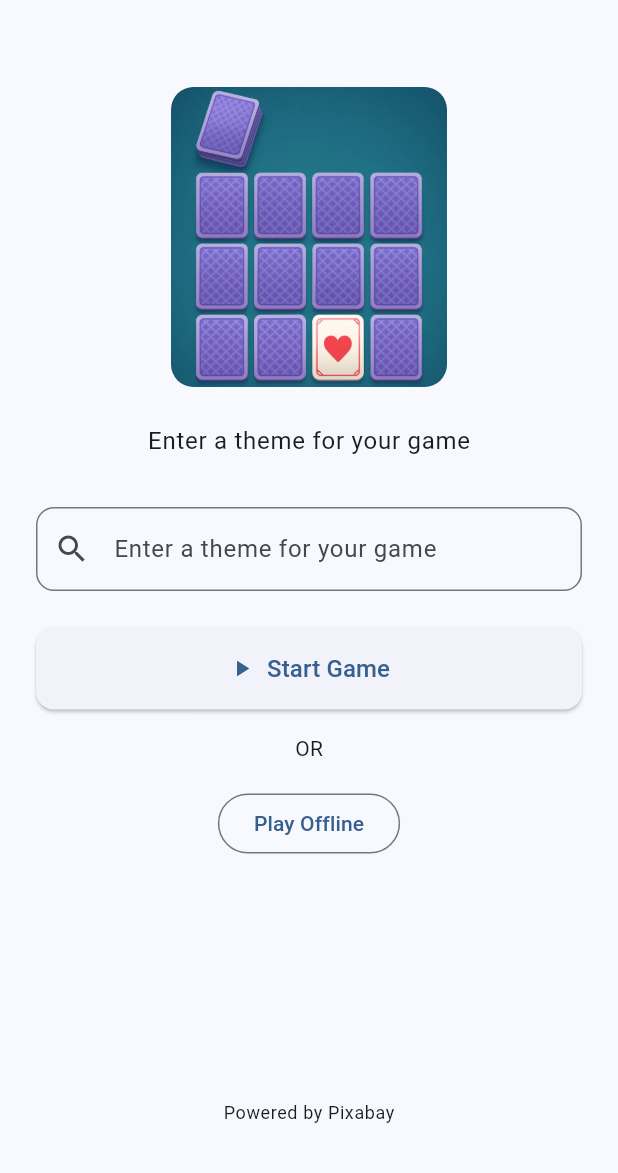
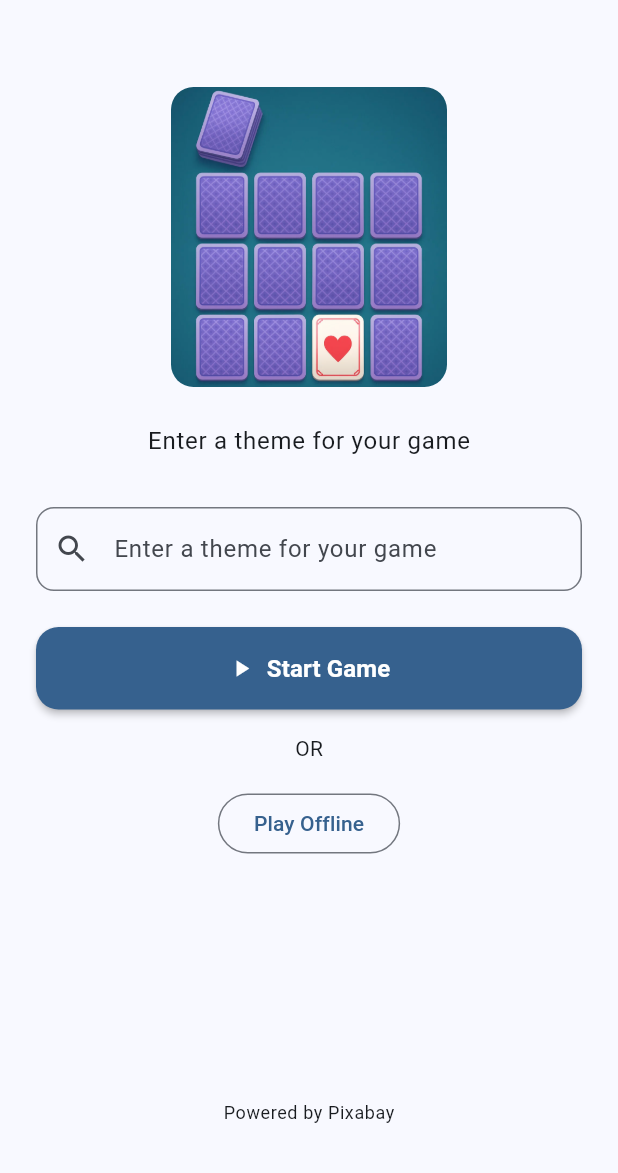
Before and after one commit to ilya-k-inno/card_flipper_ai, a Flutter app: the screen it shows after launch, on a phone screen of 412 x 824 dp, the part 63-1236 px from its top. Run offline on Flutter 3.47's test engine with Material 3 defaults, Android fonts, the phone set to English and light mode, and no system bars; our stand-ins replace connectivity_plus, dartz, equatable, flutter_bloc, get_it, shared_preferences.

Commit message:
main/ change add isActive to primary_button.dart

```diff
--- a/lib/src/features/game/presentation/pages/prompt_screen.dart
+++ b/lib/src/features/game/presentation/pages/prompt_screen.dart
@@ -108,18 +108,15 @@ class _PromptScreenState extends State<PromptScreen> {
                       height: 200,
                     ),
                   ),
-                  // const Icon(
-                  //   Icons.photo_library_outlined,
-                  //   size: 100,
-                  //   color: Colors.blue,
-                  // ),
                   const SizedBox(height: 24),
                   Text(
                     AppLocalizations.of(context)!.enterTheme,
                     style: Theme.of(context).textTheme.bodyLarge,
                   ),
                   const SizedBox(height: 32),
-                  TextFormField(
+                  IgnorePointer(
+                    ignoring: _isOffline,
+                    child: TextFormField(
                       controller: _searchController,
                       decoration: InputDecoration(
                         labelText: AppLocalizations.of(context)!.enterTheme,
@@ -132,6 +129,7 @@ class _PromptScreenState extends State<PromptScreen> {
                         return null;
                       },
                     ),
+                  ),
                   const SizedBox(height: 24),
                   BlocBuilder<PromptCubit, PromptState>(
                     builder: (context, state) {
@@ -140,6 +138,7 @@ class _PromptScreenState extends State<PromptScreen> {
                         label: AppLocalizations.of(context)!.startGame,
                         icon: Icons.play_arrow,
                         isLoading: state is PromptLoading,
+                        isActive: !_isOffline,
                       );
                     },
                   ),
--- a/lib/src/features/game/presentation/widgets/primary_button.dart
+++ b/lib/src/features/game/presentation/widgets/primary_button.dart
@@ -5,6 +5,7 @@ class PrimaryButton extends StatelessWidget {
   final String label;
   final IconData? icon;
   final bool isLoading;
+  final bool isActive;
 
   const PrimaryButton({
     super.key,
@@ -12,14 +13,29 @@ class PrimaryButton extends StatelessWidget {
     required this.label,
     this.icon,
     this.isLoading = false,
+    this.isActive = true,
   });
 
   @override
   Widget build(BuildContext context) {
+    final theme = Theme.of(context);
+    final isDisabled = !isActive || isLoading;
+
     return SizedBox(
       width: double.infinity,
       child: ElevatedButton(
-        onPressed: isLoading ? null : onPressed,
+        onPressed: isDisabled ? null : onPressed,
+        style: ElevatedButton.styleFrom(
+          backgroundColor: isDisabled
+              ? theme.colorScheme.primary.withOpacity(0.5)
+              : theme.colorScheme.primary,
+          foregroundColor: theme.colorScheme.onPrimary,
+          padding: const EdgeInsets.symmetric(vertical: 16),
+          shape: RoundedRectangleBorder(
+            borderRadius: BorderRadius.circular(15),
+          ),
+          elevation: isDisabled ? 0 : 2,
+        ),
         child: isLoading
             ? const SizedBox(
                 width: 24,
@@ -33,12 +49,23 @@ class PrimaryButton extends StatelessWidget {
                 mainAxisAlignment: MainAxisAlignment.center,
                 children: [
                   if (icon != null) ...[
-                    Icon(icon),
+                    Icon(
+                      icon,
+                      color: isDisabled
+                          ? theme.colorScheme.onPrimary.withOpacity(0.7)
+                          : theme.colorScheme.onPrimary,
+                    ),
                     const SizedBox(width: 8),
                   ],
                   Text(
                     label,
-                    style: const TextStyle(fontSize: 16),
+                    style: TextStyle(
+                      fontSize: 16,
+                      color: isDisabled
+                          ? theme.colorScheme.onPrimary.withOpacity(0.7)
+                          : theme.colorScheme.onPrimary,
+                      fontWeight: FontWeight.w600,
+                    ),
                   ),
                 ],
               ),
```
Lines whose indentation alone changed are shown as unchanged.
